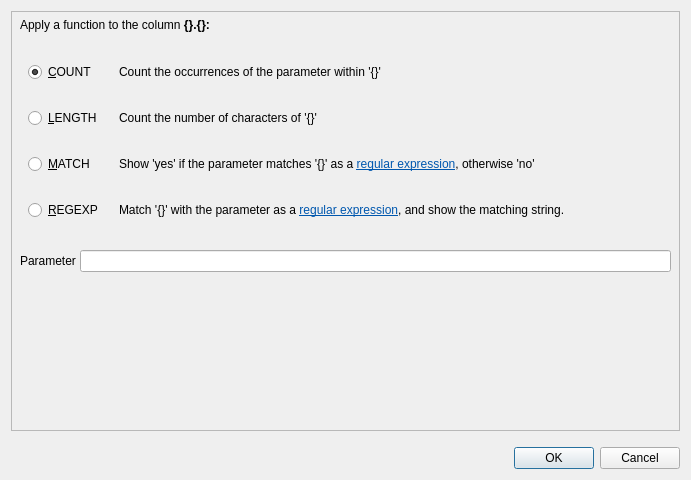
Before: the Qt Designer form coquery/gui/functionApply.ui in gkunter/coquery, drawn with Qt 5.
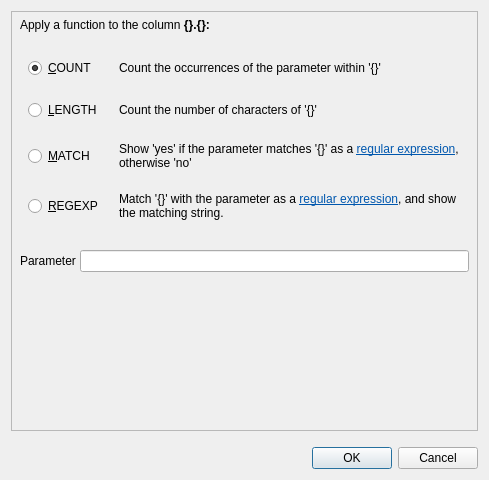
After: the same form once the commit is applied.

Commit message: Resize dialog

Diff of the .ui file:
```diff
--- a/coquery/gui/functionApply.ui
+++ b/coquery/gui/functionApply.ui
@@ -6,7 +6,7 @@
    <rect>
     <x>0</x>
     <y>0</y>
-    <width>691</width>
+    <width>489</width>
     <height>480</height>
    </rect>
   </property>
@@ -51,7 +51,7 @@
       <item>
        <widget class="QFrame" name="frame">
         <property name="sizePolicy">
-         <sizepolicy hsizetype="Preferred" vsizetype="Fixed">
+         <sizepolicy hsizetype="Preferred" vsizetype="Preferred">
           <horstretch>0</horstretch>
           <verstretch>0</verstretch>
          </sizepolicy>
@@ -75,9 +75,6 @@
          <property name="horizontalSpacing">
           <number>16</number>
          </property>
-         <property name="verticalSpacing">
-          <number>-1</number>
-         </property>
          <item row="3" column="1">
           <widget class="QLabel" name="label_func2">
            <property name="text">
```
The commit also changes 1 other file.
